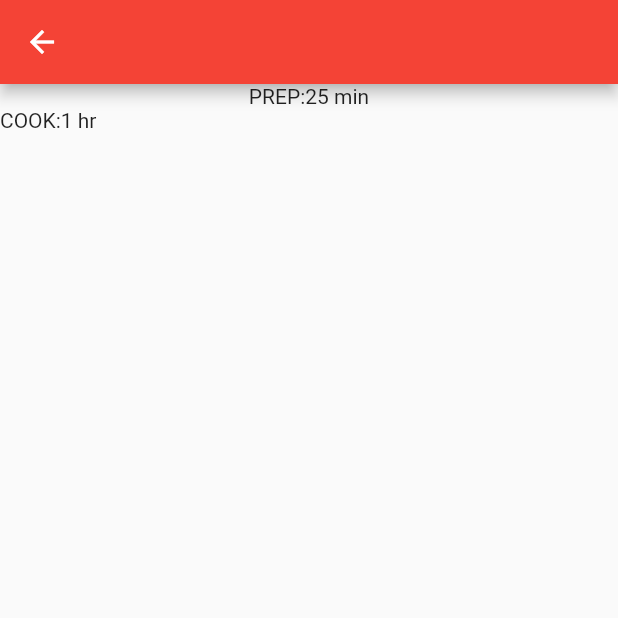
After one commit to Huzaifa201017/Navigo, a Flutter app: the screen it shows after launch, after a tap on the "directions" icon, on a phone screen of 412 x 824 dp, the top half of it. The commit adds this screen. Run offline on Flutter 3.47's test engine with Material 2 defaults, Android fonts, the phone set to English and light mode, and no system bars.

```diff
--- /dev/null
+++ b/lib/ChooseDestPage.dart
@@ -0,0 +1,30 @@
+import 'package:flutter/material.dart';
+import 'package:navigo/HomePage.dart' ;
+
+class ChooseDestPage extends StatelessWidget {
+  @override
+  Widget build(BuildContext context) {
+    return Scaffold(
+        appBar: AppBar(
+        ),
+        body: (
+            Column(mainAxisAlignment: MainAxisAlignment.start,
+          crossAxisAlignment: CrossAxisAlignment.center,
+          children: [
+            Row(mainAxisAlignment: MainAxisAlignment.center,
+            children: [
+              Text('PREP:'),
+              Text('25 min'),
+            ],
+          ),
+            Row(
+              children: [
+                Text('COOK:'),
+                Text('1 hr'),
+              ],
+            ),],)
+
+      )
+    );
+  }
+}
--- a/lib/MapsPage.dart
+++ b/lib/MapsPage.dart
@@ -1,4 +1,5 @@
 import 'package:flutter/material.dart';
+import 'package:navigo/ChooseDestPage.dart' ;
 
 class MapsPage extends StatelessWidget {
   const MapsPage({super.key});
@@ -14,8 +15,11 @@ class MapsPage extends StatelessWidget {
         child: Text('Maps Page'),
       ),
 
-      floatingActionButton: const FloatingActionButton(
-        onPressed: null,
+      floatingActionButton: FloatingActionButton(onPressed:(){
+          Navigator.push(context,
+              MaterialPageRoute(builder:(context) =>ChooseDestPage()));
+          }
+        ,
         child: Icon(Icons.directions),
       ),
     );
--- a/lib/main.dart
+++ b/lib/main.dart
@@ -12,6 +12,7 @@ class FlutterApp extends StatelessWidget {
   Widget build(BuildContext context) {
     return MaterialApp(
       title: "Flutter Ap",
+      debugShowCheckedModeBanner: false,
       theme: ThemeData(primarySwatch: Colors.red),
       home:  HomePage(),
     );
```
